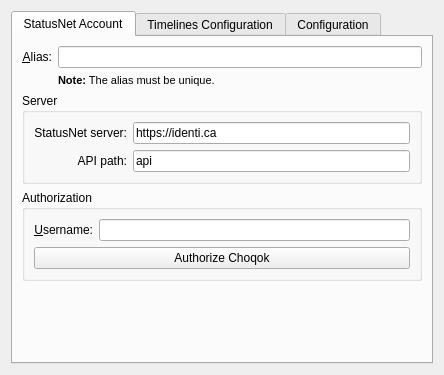
Above: microblogs/laconica/laconicaeditaccount_base.ui from KDE/choqok before the change. Below: the same form after it.
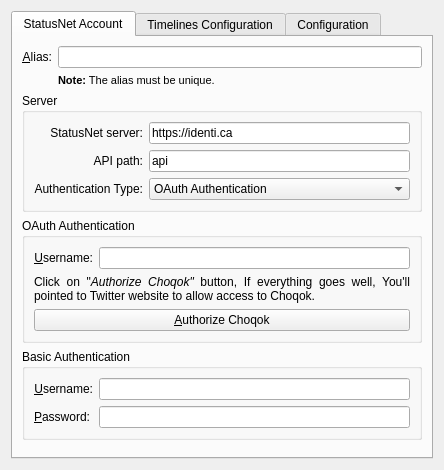
That is the form after the change. Custom widgets are drawn as their Qt base class.

Commit message: GUI: Add/Edit account dialogs get ready to use with OAuth.

The edit to the form file:
```diff
--- a/microblogs/laconica/laconicaeditaccount_base.ui
+++ b/microblogs/laconica/laconicaeditaccount_base.ui
@@ -7,7 +7,7 @@
     <x>0</x>
     <y>0</y>
     <width>444</width>
-    <height>375</height>
+    <height>470</height>
    </rect>
   </property>
   <layout class="QGridLayout" name="gridLayout_2">
@@ -20,8 +20,8 @@
       <attribute name="title">
        <string>StatusNet Account</string>
       </attribute>
-      <layout class="QGridLayout" name="gridLayout_5">
-       <item row="0" column="0" colspan="2">
+      <layout class="QVBoxLayout" name="verticalLayout">
+       <item>
         <layout class="QGridLayout" name="gridLayout_4">
          <item row="0" column="0">
           <widget class="QLabel" name="label_3">
@@ -71,7 +71,7 @@
          </item>
         </layout>
        </item>
-       <item row="1" column="0" colspan="2">
+       <item>
         <widget class="QGroupBox" name="groupBox_2">
          <property name="title">
           <string>Server</string>
@@ -117,34 +117,125 @@
             </property>
            </widget>
           </item>
+          <item row="2" column="0">
+           <widget class="QLabel" name="label_7">
+            <property name="text">
+             <string>Authentication Type:</string>
+            </property>
+            <property name="alignment">
+             <set>Qt::AlignRight|Qt::AlignTrailing|Qt::AlignVCenter</set>
+            </property>
+           </widget>
+          </item>
+          <item row="2" column="1">
+           <widget class="KComboBox" name="kcfg_authMethod">
+            <item>
+             <property name="text">
+              <string>OAuth Authentication</string>
+             </property>
+            </item>
+            <item>
+             <property name="text">
+              <string>Basic Authentication</string>
+             </property>
+            </item>
+           </widget>
+          </item>
          </layout>
         </widget>
        </item>
-       <item row="2" column="0" rowspan="2" colspan="2">
-        <widget class="QGroupBox" name="kcfg_credentialsBox">
+       <item>
+        <widget class="QGroupBox" name="kcfg_OAuthBox">
          <property name="title">
-          <string>Authorization</string>
+          <string>OAuth Authentication</string>
          </property>
-         <layout class="QGridLayout" name="gridLayout_3">
-          <item row="1" column="0" colspan="2">
+         <layout class="QVBoxLayout" name="verticalLayout_2">
+          <item>
+           <layout class="QHBoxLayout" name="horizontalLayout">
+            <item>
+             <widget class="QLabel" name="textLabel1">
+              <property name="text">
+               <string>&amp;Username:</string>
+              </property>
+              <property name="alignment">
+               <set>Qt::AlignRight|Qt::AlignTrailing|Qt::AlignVCenter</set>
+              </property>
+              <property name="buddy">
+               <cstring>kcfg_oauthUsername</cstring>
+              </property>
+             </widget>
+            </item>
+            <item>
+             <widget class="KLineEdit" name="kcfg_oauthUsername">
+              <property name="toolTip">
+               <string>The name you use to connect to the service</string>
+              </property>
+             </widget>
+            </item>
+           </layout>
+          </item>
+          <item>
+           <widget class="QLabel" name="label_5">
+            <property name="text">
+             <string>&lt;!DOCTYPE HTML PUBLIC &quot;-//W3C//DTD HTML 4.0//EN&quot; &quot;http://www.w3.org/TR/REC-html40/strict.dtd&quot;&gt;
+&lt;html&gt;&lt;head&gt;&lt;meta name=&quot;qrichtext&quot; content=&quot;1&quot; /&gt;&lt;style type=&quot;text/css&quot;&gt;
+p, li { white-space: pre-wrap; }
+&lt;/style&gt;&lt;/head&gt;&lt;body style=&quot; font-family:'Sans Serif'; font-size:9pt; font-weight:400; font-style:normal;&quot;&gt;
+&lt;p align=&quot;justify&quot; style=&quot; margin-top:0px; margin-bottom:0px; margin-left:0px; margin-right:0px; -qt-block-indent:0; text-indent:0px;&quot;&gt;Click on &amp;quot;&lt;span style=&quot; font-style:italic;&quot;&gt;Authorize Choqok&amp;quot;&lt;/span&gt; button, If everything goes well, You'll pointed to Twitter website to allow access to Choqok.&lt;/p&gt;&lt;/body&gt;&lt;/html&gt;</string>
+            </property>
+            <property name="wordWrap">
+             <bool>true</bool>
+            </property>
+           </widget>
+          </item>
+          <item>
            <widget class="KPushButton" name="kcfg_authorize">
             <property name="toolTip">
              <string>Verify Credentials</string>
             </property>
             <property name="text">
-             <string>Authorize Choqok</string>
+             <string>&amp;Authorize Choqok</string>
             </property>
            </widget>
           </item>
-          <item row="0" column="1">
-           <widget class="KLineEdit" name="kcfg_username">
+         </layout>
+        </widget>
+       </item>
+       <item>
+        <widget class="QGroupBox" name="kcfg_BasicBox">
+         <property name="title">
+          <string>Basic Authentication</string>
+         </property>
+         <layout class="QFormLayout" name="formLayout">
+          <item row="1" column="1">
+           <widget class="KLineEdit" name="kcfg_basicUsername">
             <property name="toolTip">
              <string>The name you use to connect to the service</string>
             </property>
            </widget>
           </item>
-          <item row="0" column="0">
-           <widget class="QLabel" name="textLabel1">
+          <item row="2" column="0">
+           <widget class="QLabel" name="textLabel1_3">
+            <property name="text">
+             <string>&amp;Password:</string>
+            </property>
+            <property name="alignment">
+             <set>Qt::AlignRight|Qt::AlignTrailing|Qt::AlignVCenter</set>
+            </property>
+            <property name="buddy">
+             <cstring>kcfg_oauthUsername</cstring>
+            </property>
+           </widget>
+          </item>
+          <item row="2" column="1">
+           <widget class="KLineEdit" name="kcfg_basicPassword">
+            <property name="toolTip">
+             <string>The name you use to connect to the service</string>
+            </property>
+           </widget>
+          </item>
+          <item row="1" column="0">
+           <widget class="QLabel" name="textLabel1_2">
             <property name="text">
              <string>&amp;Username:</string>
             </property>
@@ -152,14 +243,14 @@
              <set>Qt::AlignRight|Qt::AlignTrailing|Qt::AlignVCenter</set>
             </property>
             <property name="buddy">
-             <cstring>kcfg_username</cstring>
+             <cstring>kcfg_oauthUsername</cstring>
             </property>
            </widget>
           </item>
          </layout>
         </widget>
        </item>
-       <item row="4" column="0" colspan="2">
+       <item>
         <spacer name="verticalSpacer_2">
          <property name="orientation">
           <enum>Qt::Vertical</enum>
@@ -264,6 +355,11 @@
    <extends>QLineEdit</extends>
    <header>klineedit.h</header>
   </customwidget>
+  <customwidget>
+   <class>KComboBox</class>
+   <extends>QComboBox</extends>
+   <header>kcombobox.h</header>
+  </customwidget>
   <customwidget>
    <class>KTabWidget</class>
    <extends>QTabWidget</extends>
```
Left out of the diff: 7 changed lines with no effect on the pictures. The commit also changes 7 other files.
